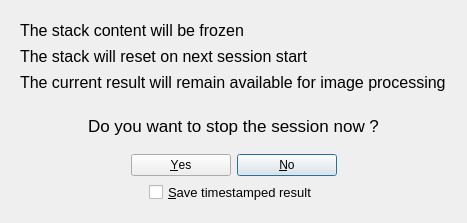
This is src/als/ui/forms/stop_ui.ui in deufrai/als as Qt 5 draws it before an edit. The edited form follows.
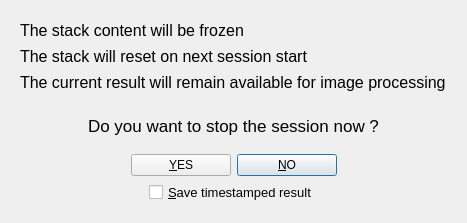
This is the edited form.

Commit message: better prefs layout

```diff
--- a/src/als/ui/forms/stop_ui.ui
+++ b/src/als/ui/forms/stop_ui.ui
@@ -128,7 +128,7 @@
            </size>
           </property>
           <property name="text">
-           <string>&amp;Yes</string>
+           <string>&amp;YES</string>
           </property>
           <property name="autoDefault">
            <bool>false</bool>
@@ -144,7 +144,7 @@
            </size>
           </property>
           <property name="text">
-           <string>&amp;No</string>
+           <string>&amp;NO</string>
           </property>
           <property name="default">
            <bool>true</bool>
```
The commit also changes 5 other files.
